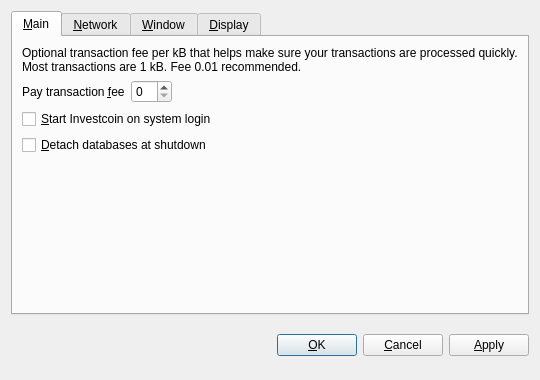
ddnut/Investacoin, file src/qt/forms/optionsdialog.ui: the form before one commit.
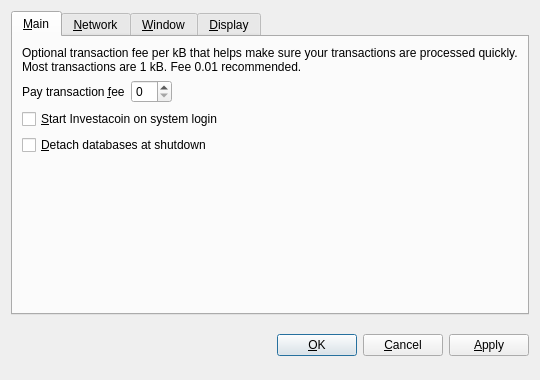
The form after the commit. Custom widgets are drawn as their Qt base class.

```diff
--- a/src/qt/forms/optionsdialog.ui
+++ b/src/qt/forms/optionsdialog.ui
@@ -82,7 +82,7 @@
           <string>Automatically start Investcoin after logging in to the system.</string>
          </property>
          <property name="text">
-          <string>&amp;Start Investcoin on system login</string>
+          <string>&amp;Start Investacoin on system login</string>
          </property>
         </widget>
        </item>
```
Left out of the diff: 10 changed lines with no effect on the pictures.
